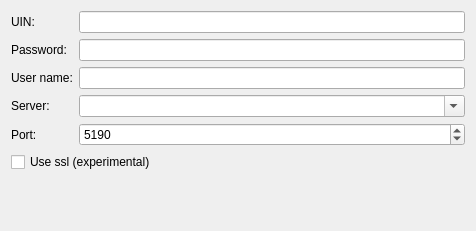
Old version of the form oscar/src/ui/icqaccountmainsettings.ui in the repository euroelessar/qutim.
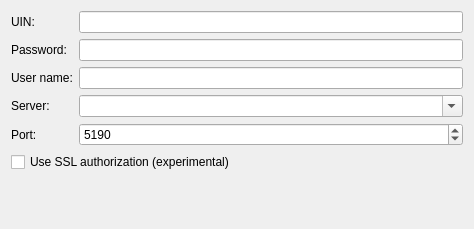
New version of the form.

What changed in the file:
```diff
--- a/oscar/src/ui/icqaccountmainsettings.ui
+++ b/oscar/src/ui/icqaccountmainsettings.ui
@@ -6,8 +6,8 @@
    <rect>
     <x>0</x>
     <y>0</y>
-    <width>476</width>
-    <height>231</height>
+    <width>474</width>
+    <height>229</height>
    </rect>
   </property>
   <property name="windowTitle">
@@ -103,7 +103,7 @@
    <item row="5" column="0" colspan="2">
     <widget class="QCheckBox" name="sslBox">
      <property name="text">
-      <string>Use ssl (experimental)</string>
+      <string>Use SSL authorization (experimental)</string>
      </property>
     </widget>
    </item>
```
